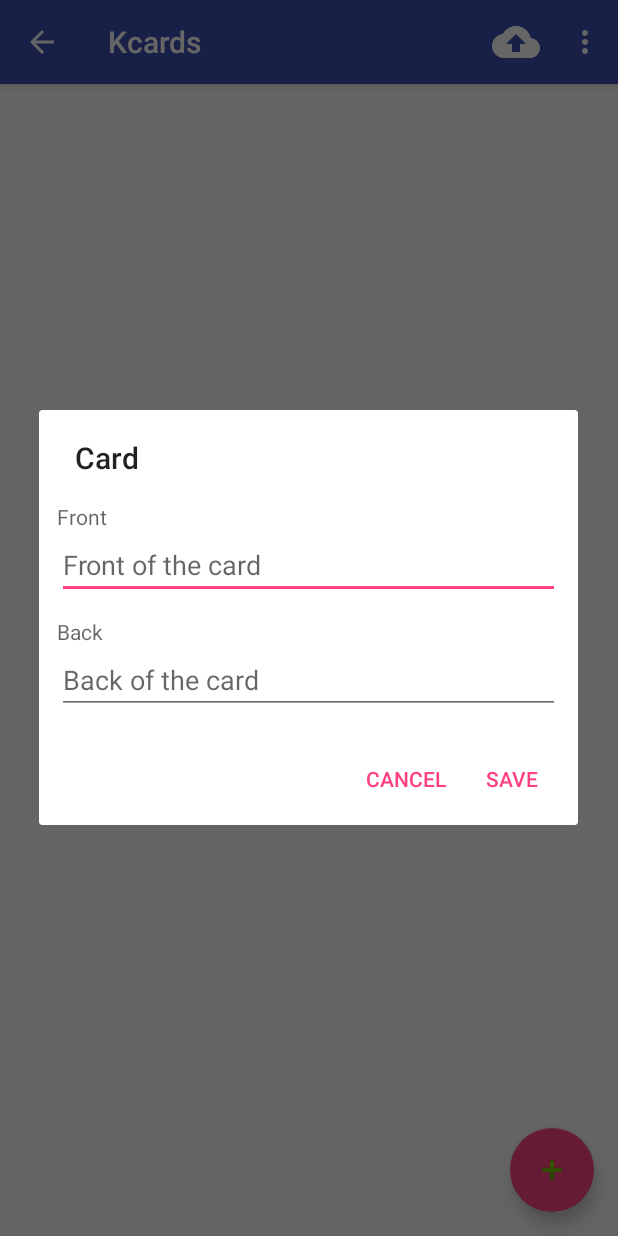
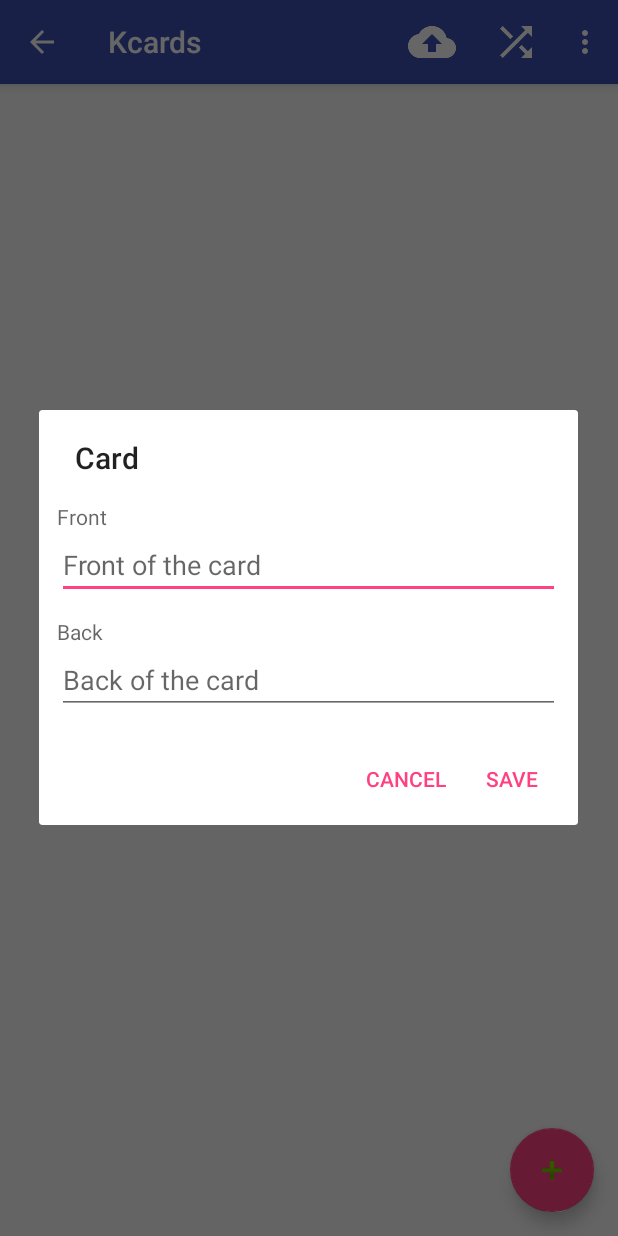
Before and after one commit to unparalleled/kcards, an Android app: the CardManagementActivity screen opened directly, with no data from a screen before it, after a tap on an icon or button, on a phone screen of 412 x 824 dp. Run offline under Robolectric (Android 15) with nearby library versions, the phone set to English and light mode, and no system bars; our stand-ins replace Firebase (no records; nobody signed in at launch, a user with empty details on screens opened directly); 4 statements that could not run were skipped.

Commit message:
added ability to shuffle the deck in card management activity

```diff
--- a/app/src/main/java/com/mrkevinthomas/kcards/CardListAdapter.java
+++ b/app/src/main/java/com/mrkevinthomas/kcards/CardListAdapter.java
@@ -12,6 +12,7 @@ import com.mrkevinthomas.kcards.models.Card;
 import com.mrkevinthomas.kcards.models.Deck;
 
 import java.util.ArrayList;
+import java.util.Collections;
 import java.util.List;
 
 public class CardListAdapter extends RecyclerView.Adapter<CardListAdapter.CardHolder> {
@@ -35,6 +36,11 @@ public class CardListAdapter extends RecyclerView.Adapter<CardListAdapter.CardHo
         int position = cardList.indexOf(card);
         cardList.remove(card);
         notifyItemRemoved(position);
+    }
+
+    public void shuffle() {
+        Collections.shuffle(cardList);
+        notifyDataSetChanged();
     }
 
     @Override
--- a/app/src/main/java/com/mrkevinthomas/kcards/CardManagementActivity.java
+++ b/app/src/main/java/com/mrkevinthomas/kcards/CardManagementActivity.java
@@ -137,6 +137,9 @@ public class CardManagementActivity extends BaseActivity {
         if (item.getItemId() == R.id.action_publish_unpublish) {
             handlePublishUnpublishActionClicked();
             return true;
+        } else if (item.getItemId() == R.id.action_suffle) {
+            cardListAdapter.shuffle();
+            return true;
         }
 
         return super.onOptionsItemSelected(item);
--- a/app/src/main/res/menu/card_management.xml
+++ b/app/src/main/res/menu/card_management.xml
@@ -7,4 +7,10 @@
         android:orderInCategory="100"
         android:title="@string/publish"
         app:showAsAction="always"/>
+    <item
+        android:id="@+id/action_suffle"
+        android:icon="@drawable/ic_shuffle_white_48dp"
+        android:orderInCategory="100"
+        android:title="@string/shuffle"
+        app:showAsAction="always"/>
 </menu>
--- a/app/src/main/res/values/strings.xml
+++ b/app/src/main/res/values/strings.xml
@@ -15,6 +15,7 @@
     <string name="hide">Hide</string>
     <string name="show">Show</string>
     <string name="swap">Swap</string>
+    <string name="shuffle">Shuffle</string>
 
     <!-- general ctas -->
     <string name="save">Save</string>
```
Also changed, not shown: app/src/main/res/drawable/ic_shuffle_white_48dp.png (added).
